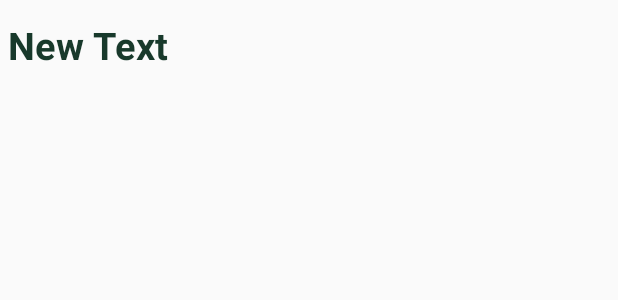
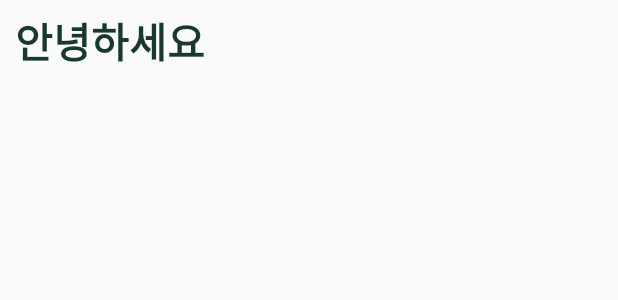
Before and after one commit to yohan5050/Testing, an Android app: the layout play_list.xml on its own in the app's theme, with its tools: preview values and no code run, on a phone screen of 412 x 824 dp. Shown: the top 300 px of the screen. Run offline under Robolectric (Android 15) with nearby library versions, the phone set to English and light mode, and no system bars; Roboto replaces fonts that are not available here.

Commit message:
modified play list design, the font of play list (serif) , and others 재생 목록 테두리 없애고 양 옆으로 꽉 차게 했고 기존 글씨체를 코드에서 변경해주다보니 화면전환이 느려지고 bad alloc 에러도 발생하여 글씨체를 layout에서 serif로 변경 녹음 분석 중일 때, 인터넷이 느리면 좀 오래 거리는 경우가 많아 취소할 수 있도록 중지버튼 대신 백버튼을 보여준다.

```diff
--- a/app/src/main/java/com/google/cloud/android/reminderapp/PlayListActivity.java
+++ b/app/src/main/java/com/google/cloud/android/reminderapp/PlayListActivity.java
@@ -4,6 +4,7 @@ import android.app.Activity;
 import android.content.Context;
 import android.content.Intent;
 import android.graphics.Color;
+import android.graphics.Typeface;
 import android.graphics.drawable.ColorDrawable;
 import android.os.Handler;
 import android.os.Message;
@@ -29,6 +30,8 @@ import java.text.ParseException;
 import java.text.SimpleDateFormat;
 import java.util.ArrayList;
 import java.util.Date;
+
+import static java.security.AccessController.getContext;
 
 public class PlayListActivity extends AppCompatActivity {
 
@@ -287,7 +290,7 @@ public class PlayListActivity extends AppCompatActivity {
             }
             else {
                 if(alarmTimeArr[i].equals("일반 메모"))
-                    adapter.addItem(new Playlist((i + 1) + ". " + contentTime(contentNameArr[i], 12), "알람정보 없음", R.drawable.memo, strColor));
+                    adapter.addItem(new Playlist((i + 1) + ". " + contentTime(contentNameArr[i], 11), "알람정보 없음", R.drawable.memo, strColor));
                 else
                     adapter.addItem(new Playlist((i + 1) + ". " + contentTime(contentNameArr[i], 7), timeFormatFunc(alarmTimeArr[i]), R.drawable.alarm, strColor));
             }
--- a/app/src/main/java/com/google/cloud/android/reminderapp/PlaylistView.java
+++ b/app/src/main/java/com/google/cloud/android/reminderapp/PlaylistView.java
@@ -20,6 +20,8 @@ public class PlaylistView extends LinearLayout {
     TextView textView2;
     ImageView imageView;
 
+//    Typeface type = Typeface.createFromAsset(getContext().getAssets(), "font.ttf");
+
     public PlaylistView(Context context) {
         super(context);
         init(context);
@@ -39,7 +41,7 @@ public class PlaylistView extends LinearLayout {
         imageView = (ImageView) findViewById(R.id.imageView);
 
         //글씨체 설정
-        textView.setTypeface(Typeface.createFromAsset(getContext().getAssets(), "font.ttf"));
+//        textView.setTypeface(type);
     }
 
     public void setContent(String content) {
--- a/app/src/main/res/layout/play_list.xml
+++ b/app/src/main/res/layout/play_list.xml
@@ -12,31 +12,33 @@
             android:id="@+id/textView"
             android:layout_width="match_parent"
             android:layout_alignParentLeft="true"
-            android:layout_height="50dp"
-            android:layout_margin="5dp"
-            android:text="New Text"
+            android:layout_height="55dp"
+            android:layout_margin="0dp"
+            android:paddingLeft="10dp"
+            android:paddingRight="10dp"
+            android:text="안녕하세요"
             android:gravity="center_vertical"
             android:textColor="#18392b"
-            android:textSize="25dp"
+            android:textSize="27dp"
+            android:typeface="serif"
             android:textStyle="bold" />
 
-        <!--<TextView-->
-            <!--android:id="@+id/textView2"-->
-            <!--android:layout_width="wrap_content"-->
-            <!--android:layout_height="wrap_content"-->
-            <!--android:layout_alignParentRight="true"-->
-            <!--android:layout_marginTop="43dp"-->
-            <!--android:layout_marginRight="4dp"-->
-            <!--android:textSize="17dp"-->
-            <!--android:textColor="#4d0000"-->
-            <!--android:text=""/>-->
+        <ImageView
+            android:id="@+id/imageView"
+            android:layout_width="25dp"
+            android:layout_height="25dp"
+            android:layout_toLeftOf="@+id/textView2"
+            android:layout_centerVertical="true"
+            android:layout_marginRight="0dp"
+            android:scaleType="fitXY"/>
+
         <TextView
             android:id="@+id/textView2"
             android:layout_width="wrap_content"
             android:layout_height="wrap_content"
             android:layout_alignParentRight="true"
             android:layout_marginTop="5dp"
-            android:layout_marginRight="1dp"
+            android:layout_marginRight="5dp"
             android:layout_centerVertical="true"
             android:shadowColor="#FF464646"
             android:shadowDx="2"
@@ -46,23 +48,5 @@
             android:textColor="#4d0000"
             android:text=""/>
 
-        <!--<ImageView-->
-            <!--android:id="@+id/imageView"-->
-            <!--android:layout_width="20dp"-->
-            <!--android:layout_height="20dp"-->
-            <!--android:layout_alignParentRight="true"-->
-            <!--android:layout_marginTop="45dp"-->
-            <!--android:layout_marginRight="93dp"-->
-            <!--android:scaleType="fitXY"/>-->
-
-        <ImageView
-            android:id="@+id/imageView"
-            android:layout_width="25dp"
-            android:layout_height="25dp"
-            android:layout_toLeftOf="@+id/textView2"
-            android:layout_centerVertical="true"
-            android:layout_margin="0dp"
-            android:scaleType="fitXY"/>
-
     </RelativeLayout>
 </LinearLayout>
```
Also changed, not shown: app/src/main/java/com/google/cloud/android/reminderapp/RecordActivity.java (+12 -1 lines), app/src/main/res/layout/activity_play_list.xml (+2 -9 lines), app/src/main/res/layout/activity_record.xml (+10 -0 lines).
